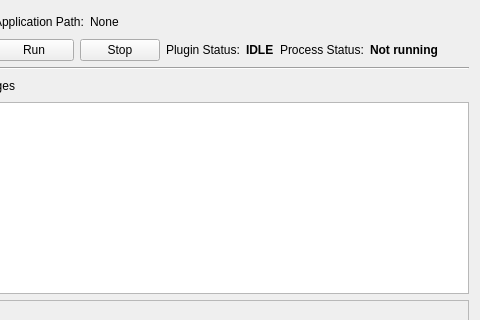
Old version of the form Applications/ctkExampleHost/ctkHostAppExampleWidget.ui in the repository commontk/CTK; both pictures show x 103 to 583 and y 0 to 320 of the 583 by 593 pixel window.
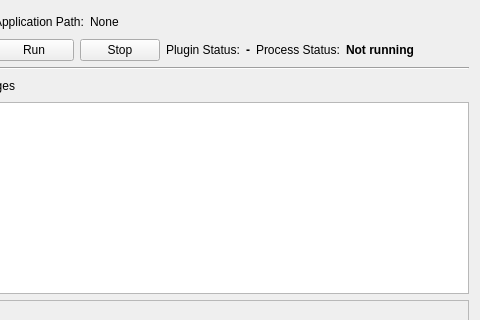
New version of the form. Icons and pictures are not drawn. Custom widgets are drawn as their Qt base class.

Commit message: CHG: initial status display is now "-" instead of IDLE so we can see whether we received a state change

The edit to the form file:
```diff
--- a/Applications/ctkExampleHost/ctkHostAppExampleWidget.ui
+++ b/Applications/ctkExampleHost/ctkHostAppExampleWidget.ui
@@ -94,7 +94,7 @@
         </font>
        </property>
        <property name="text">
-        <string>IDLE</string>
+        <string>-</string>
        </property>
       </widget>
      </item>
```
